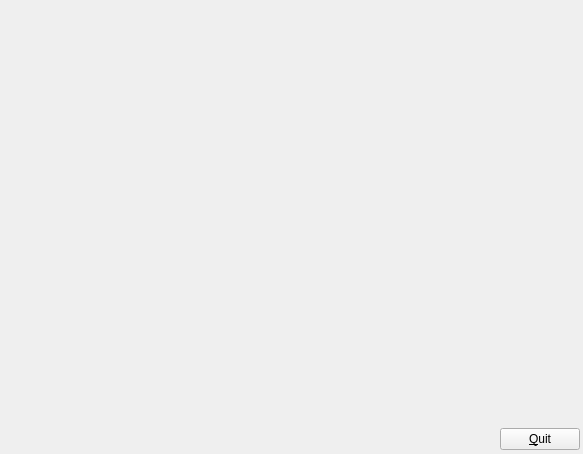
Old version of the form src/mainwindow.ui in the repository yutotakano/sabi.
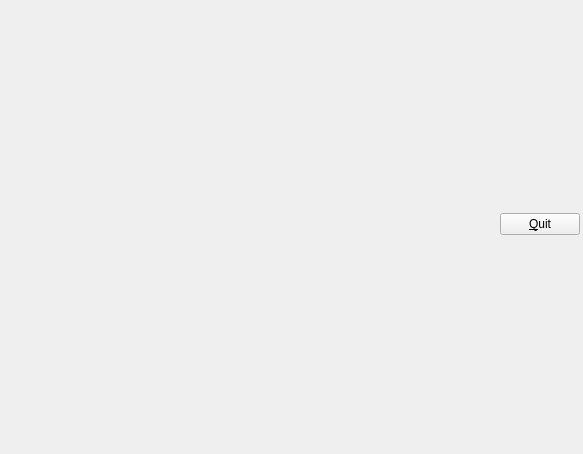
New version of the form.

Commit message: Use stretch factor (TIL!) to stretch the reader section UI

Patch:
```diff
--- a/src/mainwindow.ui
+++ b/src/mainwindow.ui
@@ -23,23 +23,10 @@
       <height>451</height>
      </rect>
     </property>
-    <layout class="QVBoxLayout" name="verticalLayout">
+    <layout class="QVBoxLayout" name="verticalLayout" stretch="1,0">
      <item>
       <layout class="QVBoxLayout" name="webview"/>
      </item>
-     <item>
-      <spacer name="verticalSpacer">
-       <property name="orientation">
-        <enum>Qt::Orientation::Vertical</enum>
-       </property>
-       <property name="sizeHint" stdset="0">
-        <size>
-         <width>20</width>
-         <height>40</height>
-        </size>
-       </property>
-      </spacer>
-     </item>
      <item>
       <layout class="QHBoxLayout" name="horizontalLayout">
        <item>
```
